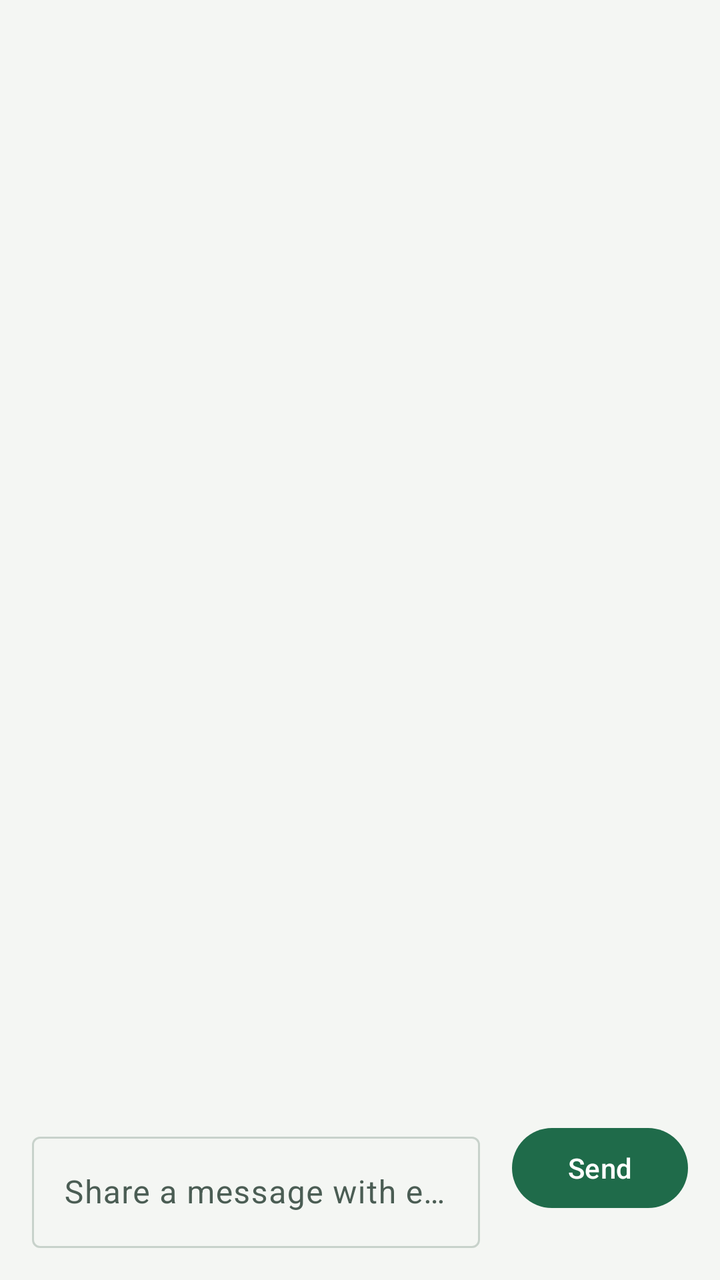
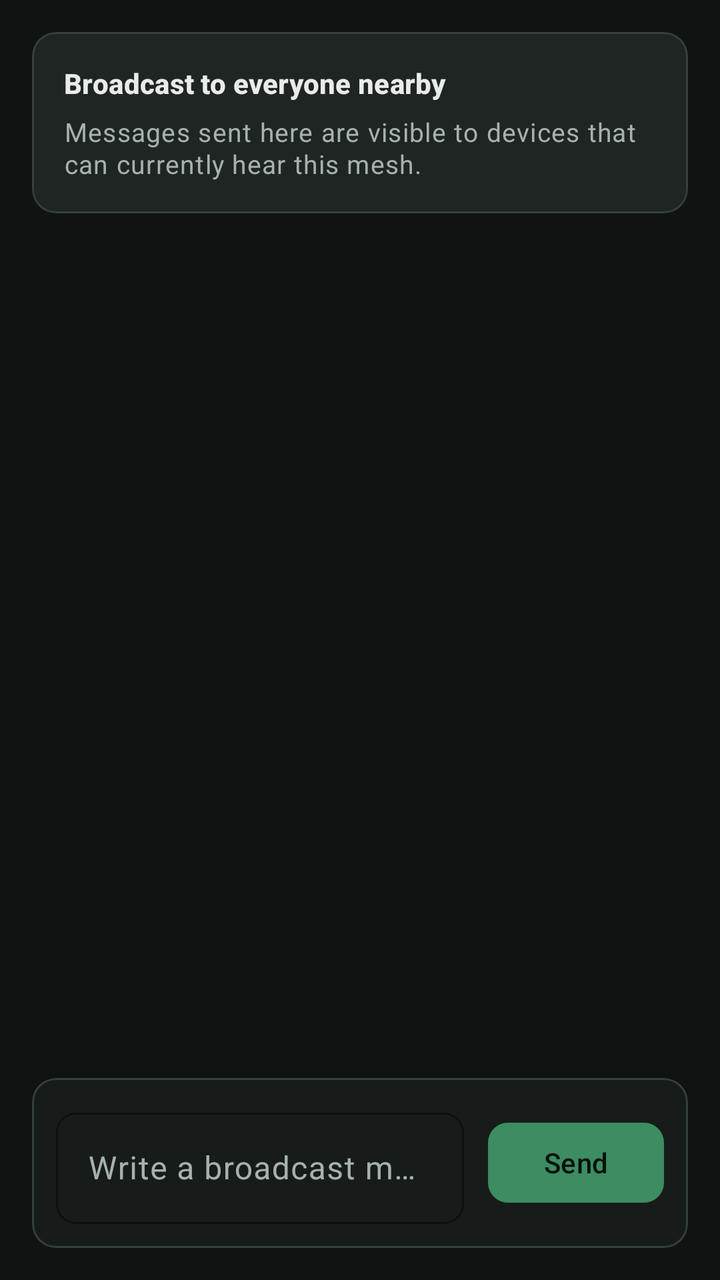

Screens rendered from an Android XML layout before and after an edit, with the pre-edit source and the edit as a unified diff.
<!-- AndroidManifest.xml: application theme Theme.PineKone -->
<!-- res/layout/fragment_public_chat.xml -->
<?xml version="1.0" encoding="utf-8"?>
<androidx.constraintlayout.widget.ConstraintLayout xmlns:android="http://schemas.android.com/apk/res/android"
    xmlns:app="http://schemas.android.com/apk/res-auto"
    android:layout_width="match_parent"
    android:layout_height="match_parent">

    <androidx.recyclerview.widget.RecyclerView
        android:id="@+id/publicMessageList"
        android:layout_width="0dp"
        android:layout_height="0dp"
        android:clipToPadding="false"
        android:paddingTop="16dp"
        android:paddingBottom="88dp"
        app:layout_constraintTop_toTopOf="parent"
        app:layout_constraintBottom_toBottomOf="parent"
        app:layout_constraintStart_toStartOf="parent"
        app:layout_constraintEnd_toEndOf="parent" />

    <com.google.android.material.textview.MaterialTextView
        android:id="@+id/publicEmptyState"
        android:layout_width="wrap_content"
        android:layout_height="wrap_content"
        android:text="@string/public_chat_empty"
        android:visibility="gone"
        app:layout_constraintTop_toTopOf="parent"
        app:layout_constraintBottom_toBottomOf="parent"
        app:layout_constraintStart_toStartOf="parent"
        app:layout_constraintEnd_toEndOf="parent" />

    <com.google.android.material.textfield.TextInputLayout
        android:id="@+id/publicInputLayout"
        style="@style/Widget.Material3.TextInputLayout.OutlinedBox"
        android:layout_width="0dp"
        android:layout_height="wrap_content"
        android:layout_marginStart="16dp"
        android:layout_marginEnd="16dp"
        android:layout_marginBottom="16dp"
        app:layout_constraintBottom_toBottomOf="parent"
        app:layout_constraintStart_toStartOf="parent"
        app:layout_constraintEnd_toStartOf="@id/publicSendButton">

        <com.google.android.material.textfield.TextInputEditText
            android:id="@+id/publicMessageInput"
            android:layout_width="match_parent"
            android:layout_height="wrap_content"
            android:hint="@string/public_chat_hint"
            android:maxLines="4"
            android:minLines="1" />

    </com.google.android.material.textfield.TextInputLayout>

    <com.google.android.material.button.MaterialButton
        android:id="@+id/publicSendButton"
        android:layout_width="wrap_content"
        android:layout_height="wrap_content"
        android:layout_marginEnd="16dp"
        android:layout_marginBottom="16dp"
        android:text="@string/public_chat_send"
        app:layout_constraintBottom_toBottomOf="@id/publicInputLayout"
        app:layout_constraintEnd_toEndOf="parent" />

</androidx.constraintlayout.widget.ConstraintLayout>
<!-- resources referenced by this layout -->
<resources>
  <string name="public_chat_empty">No public messages yet. Say something!</string>
  <string name="public_chat_hint">Share a message with everyone…</string>
  <style name="Theme.PineKone" parent="Theme.Material3.DayNight.NoActionBar">
          <item name="colorPrimary">@color/md_theme_primary</item>
          <item name="colorOnPrimary">@color/md_theme_on_primary</item>
          <item name="colorPrimaryContainer">@color/md_theme_primary_container</item>
          <item name="colorOnPrimaryContainer">@color/md_theme_on_primary_container</item>
          <item name="colorSecondary">@color/md_theme_secondary</item>
          <item name="colorOnSecondary">@color/md_theme_on_secondary</item>
          <item name="colorSecondaryContainer">@color/md_theme_secondary_container</item>
          <item name="colorOnSecondaryContainer">@color/md_theme_on_secondary_container</item>
          <item name="colorTertiary">@color/md_theme_tertiary</item>
          <item name="colorOnTertiary">@color/md_theme_on_tertiary</item>
          <item name="colorOnBackground">@color/md_theme_on_background</item>
          <item name="colorSurface">@color/md_theme_surface</item>
          <item name="colorOnSurface">@color/md_theme_on_surface</item>
          <item name="colorSurfaceVariant">@color/md_theme_surface_variant</item>
          <item name="colorOnSurfaceVariant">@color/md_theme_on_surface_variant</item>
          <item name="colorOutline">@color/md_theme_outline</item>
          <item name="colorError">@color/md_theme_error</item>
          <item name="colorOnError">@color/md_theme_on_error</item>
          <item name="colorErrorContainer">@color/md_theme_error_container</item>
          <item name="colorOnErrorContainer">@color/md_theme_on_error_container</item>
          <item name="android:windowBackground">@color/pk_canvas</item>
          <item name="android:statusBarColor" tools:targetApi="l">@color/pk_canvas</item>
          <item name="android:navigationBarColor">@color/pk_canvas</item>
          <item name="toolbarStyle">@style/Widget.PineKone.Toolbar</item>
      </style>
  <color name="md_theme_primary">#1F6B4A</color>
  <color name="md_theme_on_primary">#FFFFFF</color>
  <color name="md_theme_primary_container">#D7EBDD</color>
  <color name="md_theme_on_primary_container">#10201A</color>
  <color name="md_theme_secondary">#1C8CA8</color>
  <color name="md_theme_on_secondary">#FFFFFF</color>
  <color name="md_theme_secondary_container">#D9F0F4</color>
  <color name="md_theme_on_secondary_container">#0D2730</color>
  <color name="md_theme_tertiary">#7A6B3B</color>
  <color name="md_theme_on_tertiary">#FFFFFF</color>
  <color name="md_theme_on_background">#10201A</color>
  <color name="md_theme_surface">#FFFFFF</color>
  <color name="md_theme_on_surface">#10201A</color>
  <color name="md_theme_surface_variant">#E8EEE8</color>
  <color name="md_theme_on_surface_variant">#4B5D54</color>
  <color name="md_theme_outline">#C8D2CB</color>
  <color name="md_theme_error">#B34032</color>
  <color name="md_theme_on_error">#FFFFFF</color>
  <color name="md_theme_error_container">#F7DDDA</color>
  <color name="md_theme_on_error_container">#3A0E0A</color>
  <color name="pk_canvas">#F4F6F3</color>
  <style name="Widget.PineKone.Toolbar" parent="Widget.Material3.Toolbar">
          <item name="android:background">@color/pk_canvas</item>
          <item name="titleTextColor">@color/pk_pine_dark</item>
          <item name="subtitleTextColor">@color/md_theme_on_surface_variant</item>
      </style>
  <color name="pk_pine_dark">#10201A</color>
  <!-- unchanged entries left out for length: 1 -->
</resources>

<!-- the commit's change to res/layout/fragment_public_chat.xml (unified diff, before → after) -->
@@ -2,34 +2,85 @@
 <androidx.constraintlayout.widget.ConstraintLayout xmlns:android="http://schemas.android.com/apk/res/android"
     xmlns:app="http://schemas.android.com/apk/res-auto"
     android:layout_width="match_parent"
-    android:layout_height="match_parent">
+    android:layout_height="match_parent"
+    android:background="@color/pk_canvas">
+
+    <com.google.android.material.card.MaterialCardView
+        android:id="@+id/publicIntroCard"
+        style="@style/Widget.PineKone.HighlightCard"
+        android:layout_width="0dp"
+        android:layout_height="wrap_content"
+        android:layout_marginStart="16dp"
+        android:layout_marginTop="16dp"
+        android:layout_marginEnd="16dp"
+        app:layout_constraintEnd_toEndOf="parent"
+        app:layout_constraintStart_toStartOf="parent"
+        app:layout_constraintTop_toTopOf="parent">
+
+        <LinearLayout
+            android:layout_width="match_parent"
+            android:layout_height="wrap_content"
+            android:orientation="vertical"
+            android:padding="16dp">
+
+            <com.google.android.material.textview.MaterialTextView
+                android:layout_width="match_parent"
+                android:layout_height="wrap_content"
+                android:text="@string/public_chat_intro_title"
+                android:textAppearance="@style/TextAppearance.PineKone.SectionTitle" />
+
+            <com.google.android.material.textview.MaterialTextView
+                android:layout_width="match_parent"
+                android:layout_height="wrap_content"
+                android:layout_marginTop="6dp"
+                android:text="@string/public_chat_intro_body"
+                android:textAppearance="@style/TextAppearance.PineKone.Meta" />
+        </LinearLayout>
+    </com.google.android.material.card.MaterialCardView>
 
     <androidx.recyclerview.widget.RecyclerView
         android:id="@+id/publicMessageList"
         android:layout_width="0dp"
         android:layout_height="0dp"
         android:clipToPadding="false"
-        android:paddingTop="16dp"
-        android:paddingBottom="88dp"
-        app:layout_constraintTop_toTopOf="parent"
-        app:layout_constraintBottom_toBottomOf="parent"
+        android:paddingTop="12dp"
+        android:paddingBottom="112dp"
+        app:layout_constraintTop_toBottomOf="@id/publicIntroCard"
+        app:layout_constraintBottom_toTopOf="@id/publicComposerCard"
         app:layout_constraintStart_toStartOf="parent"
         app:layout_constraintEnd_toEndOf="parent" />
 
-    <com.google.android.material.textview.MaterialTextView
+    <LinearLayout
         android:id="@+id/publicEmptyState"
-        android:layout_width="wrap_content"
+        android:layout_width="0dp"
         android:layout_height="wrap_content"
-        android:text="@string/public_chat_empty"
+        android:gravity="center_horizontal"
+        android:orientation="vertical"
+        android:paddingHorizontal="32dp"
         android:visibility="gone"
-        app:layout_constraintTop_toTopOf="parent"
-        app:layout_constraintBottom_toBottomOf="parent"
+        app:layout_constraintTop_toTopOf="@id/publicMessageList"
+        app:layout_constraintBottom_toBottomOf="@id/publicMessageList"
         app:layout_constraintStart_toStartOf="parent"
-        app:layout_constraintEnd_toEndOf="parent" />
+        app:layout_constraintEnd_toEndOf="parent">
 
-    <com.google.android.material.textfield.TextInputLayout
-        android:id="@+id/publicInputLayout"
-        style="@style/Widget.Material3.TextInputLayout.OutlinedBox"
+        <com.google.android.material.textview.MaterialTextView
+            android:layout_width="wrap_content"
+            android:layout_height="wrap_content"
+            android:text="@string/public_chat_empty_title"
+            android:textAppearance="@style/TextAppearance.PineKone.SectionTitle" />
+
+        <com.google.android.material.textview.MaterialTextView
+            android:layout_width="wrap_content"
+            android:layout_height="wrap_content"
+            android:layout_marginTop="8dp"
+            android:gravity="center"
+            android:text="@string/public_chat_empty_body"
+            android:textAppearance="@style/TextAppearance.PineKone.Meta" />
+    </LinearLayout>
+
+    <com.google.android.material.card.MaterialCardView
+        android:id="@+id/publicComposerCard"
+        style="@style/Widget.PineKone.SurfaceCard"
         android:layout_width="0dp"
         android:layout_height="wrap_content"
         android:layout_marginStart="16dp"
@@ -37,26 +88,42 @@
         android:layout_marginBottom="16dp"
         app:layout_constraintBottom_toBottomOf="parent"
         app:layout_constraintStart_toStartOf="parent"
-        app:layout_constraintEnd_toStartOf="@id/publicSendButton">
+        app:layout_constraintEnd_toEndOf="parent">
 
-        <com.google.android.material.textfield.TextInputEditText
-            android:id="@+id/publicMessageInput"
+        <LinearLayout
             android:layout_width="match_parent"
             android:layout_height="wrap_content"
-            android:hint="@string/public_chat_hint"
-            android:maxLines="4"
-            android:minLines="1" />
+            android:gravity="center_vertical"
+            android:orientation="horizontal"
+            android:padding="12dp">
 
-    </com.google.android.material.textfield.TextInputLayout>
+            <com.google.android.material.textfield.TextInputLayout
+                android:id="@+id/publicInputLayout"
+                style="@style/Widget.PineKone.InputLayout"
+                android:layout_width="0dp"
+                android:layout_height="wrap_content"
+                android:layout_weight="1">
 
-    <com.google.android.material.button.MaterialButton
-        android:id="@+id/publicSendButton"
-        android:layout_width="wrap_content"
-        android:layout_height="wrap_content"
-        android:layout_marginEnd="16dp"
-        android:layout_marginBottom="16dp"
-        android:text="@string/public_chat_send"
-        app:layout_constraintBottom_toBottomOf="@id/publicInputLayout"
-        app:layout_constraintEnd_toEndOf="parent" />
+                <com.google.android.material.textfield.TextInputEditText
+                    android:id="@+id/publicMessageInput"
+                    android:layout_width="match_parent"
+                    android:layout_height="wrap_content"
+                    android:hint="@string/public_chat_hint"
+                    android:maxLines="4"
+                    android:minLines="1"
+                    android:textColor="@color/md_theme_on_surface" />
+
+            </com.google.android.material.textfield.TextInputLayout>
+
+            <com.google.android.material.button.MaterialButton
+                android:id="@+id/publicSendButton"
+                style="@style/Widget.PineKone.PrimaryButton"
+                android:layout_width="wrap_content"
+                android:layout_height="wrap_content"
+                android:layout_marginStart="12dp"
+                android:minWidth="88dp"
+                android:text="@string/public_chat_send" />
+        </LinearLayout>
+    </com.google.android.material.card.MaterialCardView>
 
 </androidx.constraintlayout.widget.ConstraintLayout>
<!-- resource entries referenced after the edit -->
@@ -1,7 +1,39 @@
 <!-- resources referenced by this layout -->
 <resources>
-  <string name="public_chat_empty">No public messages yet. Say something!</string>
-  <string name="public_chat_hint">Share a message with everyone…</string>
+  <string name="public_chat_hint">Write a broadcast message</string>
+  <string name="public_chat_intro_body">Messages sent here are visible to devices that can currently hear this mesh.</string>
+  <string name="public_chat_intro_title">Broadcast to everyone nearby</string>
+  <style name="TextAppearance.PineKone.Meta" parent="TextAppearance.Material3.BodySmall">
+          <item name="android:textColor">@color/md_theme_on_surface_variant</item>
+          <item name="android:textSize">13sp</item>
+      </style>
+  <style name="TextAppearance.PineKone.SectionTitle" parent="TextAppearance.Material3.TitleSmall">
+          <item name="android:textColor">@color/pk_pine_dark</item>
+          <item name="android:textStyle">bold</item>
+      </style>
+  <style name="Widget.PineKone.HighlightCard" parent="Widget.PineKone.SurfaceCard">
+          <item name="cardBackgroundColor">@color/pk_surface_alt</item>
+      </style>
+  <style name="Widget.PineKone.InputLayout" parent="Widget.Material3.TextInputLayout.OutlinedBox">
+          <item name="boxBackgroundColor">@color/pk_surface</item>
+          <item name="boxCornerRadiusTopStart">10dp</item>
+          <item name="boxCornerRadiusTopEnd">10dp</item>
+          <item name="boxCornerRadiusBottomStart">10dp</item>
+          <item name="boxCornerRadiusBottomEnd">10dp</item>
+          <item name="boxStrokeColor">@color/md_theme_outline</item>
+          <item name="hintTextColor">@color/md_theme_on_surface_variant</item>
+          <item name="android:textColorHint">@color/md_theme_on_surface_variant</item>
+      </style>
+  <style name="Widget.PineKone.PrimaryButton" parent="Widget.Material3.Button">
+          <item name="cornerRadius">10dp</item>
+      </style>
+  <style name="Widget.PineKone.SurfaceCard" parent="Widget.Material3.CardView.Elevated">
+          <item name="cardBackgroundColor">@color/pk_surface</item>
+          <item name="cardCornerRadius">12dp</item>
+          <item name="strokeColor">@color/md_theme_outline</item>
+          <item name="strokeWidth">1dp</item>
+          <item name="cardElevation">0dp</item>
+      </style>
   <style name="Theme.PineKone" parent="Theme.Material3.DayNight.NoActionBar">
           <item name="colorPrimary">@color/md_theme_primary</item>
           <item name="colorOnPrimary">@color/md_theme_on_primary</item>
@@ -26,35 +58,49 @@
           <item name="android:windowBackground">@color/pk_canvas</item>
           <item name="android:statusBarColor" tools:targetApi="l">@color/pk_canvas</item>
           <item name="android:navigationBarColor">@color/pk_canvas</item>
+          <item name="android:windowLightStatusBar" tools:targetApi="m">false</item>
+          <item name="android:windowLightNavigationBar" tools:targetApi="o_mr1">false</item>
           <item name="toolbarStyle">@style/Widget.PineKone.Toolbar</item>
+          <item name="materialCardViewStyle">@style/Widget.PineKone.SurfaceCard</item>
+          <item name="chipStyle">@style/Widget.PineKone.Chip</item>
       </style>
-  <color name="md_theme_primary">#1F6B4A</color>
-  <color name="md_theme_on_primary">#FFFFFF</color>
-  <color name="md_theme_primary_container">#D7EBDD</color>
-  <color name="md_theme_on_primary_container">#10201A</color>
-  <color name="md_theme_secondary">#1C8CA8</color>
-  <color name="md_theme_on_secondary">#FFFFFF</color>
-  <color name="md_theme_secondary_container">#D9F0F4</color>
-  <color name="md_theme_on_secondary_container">#0D2730</color>
-  <color name="md_theme_tertiary">#7A6B3B</color>
-  <color name="md_theme_on_tertiary">#FFFFFF</color>
-  <color name="md_theme_on_background">#10201A</color>
-  <color name="md_theme_surface">#FFFFFF</color>
-  <color name="md_theme_on_surface">#10201A</color>
-  <color name="md_theme_surface_variant">#E8EEE8</color>
-  <color name="md_theme_on_surface_variant">#4B5D54</color>
-  <color name="md_theme_outline">#C8D2CB</color>
-  <color name="md_theme_error">#B34032</color>
-  <color name="md_theme_on_error">#FFFFFF</color>
-  <color name="md_theme_error_container">#F7DDDA</color>
-  <color name="md_theme_on_error_container">#3A0E0A</color>
-  <color name="pk_canvas">#F4F6F3</color>
+  <color name="md_theme_primary">#3D8C62</color>
+  <color name="md_theme_on_primary">#08110C</color>
+  <color name="md_theme_primary_container">#163524</color>
+  <color name="md_theme_on_primary_container">#D5E9DC</color>
+  <color name="md_theme_secondary">#4F97AC</color>
+  <color name="md_theme_on_secondary">#081217</color>
+  <color name="md_theme_secondary_container">#162A31</color>
+  <color name="md_theme_on_secondary_container">#D1E7ED</color>
+  <color name="md_theme_tertiary">#8C7B46</color>
+  <color name="md_theme_on_tertiary">#110F09</color>
+  <color name="md_theme_on_background">#E7ECE9</color>
+  <color name="md_theme_surface">#171C1A</color>
+  <color name="md_theme_on_surface">#E7ECE9</color>
+  <color name="md_theme_surface_variant">#1F2523</color>
+  <color name="md_theme_on_surface_variant">#A6B2AC</color>
+  <color name="md_theme_outline">#34403A</color>
+  <color name="md_theme_error">#D96C61</color>
+  <color name="md_theme_on_error">#170A08</color>
+  <color name="md_theme_error_container">#3B1714</color>
+  <color name="md_theme_on_error_container">#F7D7D3</color>
+  <color name="pk_canvas">#101312</color>
+  <string name="public_chat_empty_body">Send the first update to everyone nearby.</string>
+  <string name="public_chat_empty_title">No broadcast messages yet</string>
   <style name="Widget.PineKone.Toolbar" parent="Widget.Material3.Toolbar">
           <item name="android:background">@color/pk_canvas</item>
           <item name="titleTextColor">@color/pk_pine_dark</item>
           <item name="subtitleTextColor">@color/md_theme_on_surface_variant</item>
+          <item name="android:minHeight">56dp</item>
       </style>
-  <color name="pk_pine_dark">#10201A</color>
+  <style name="Widget.PineKone.Chip" parent="Widget.Material3.Chip.Assist">
+          <item name="chipCornerRadius">10dp</item>
+          <item name="android:textStyle">bold</item>
+          <item name="chipMinHeight">32dp</item>
+      </style>
+  <color name="pk_pine_dark">#E7ECE9</color>
+  <color name="pk_surface_alt">#1F2523</color>
+  <color name="pk_surface">#171C1A</color>
   <!-- unchanged entries left out for length: 1 -->
 </resources>
 
